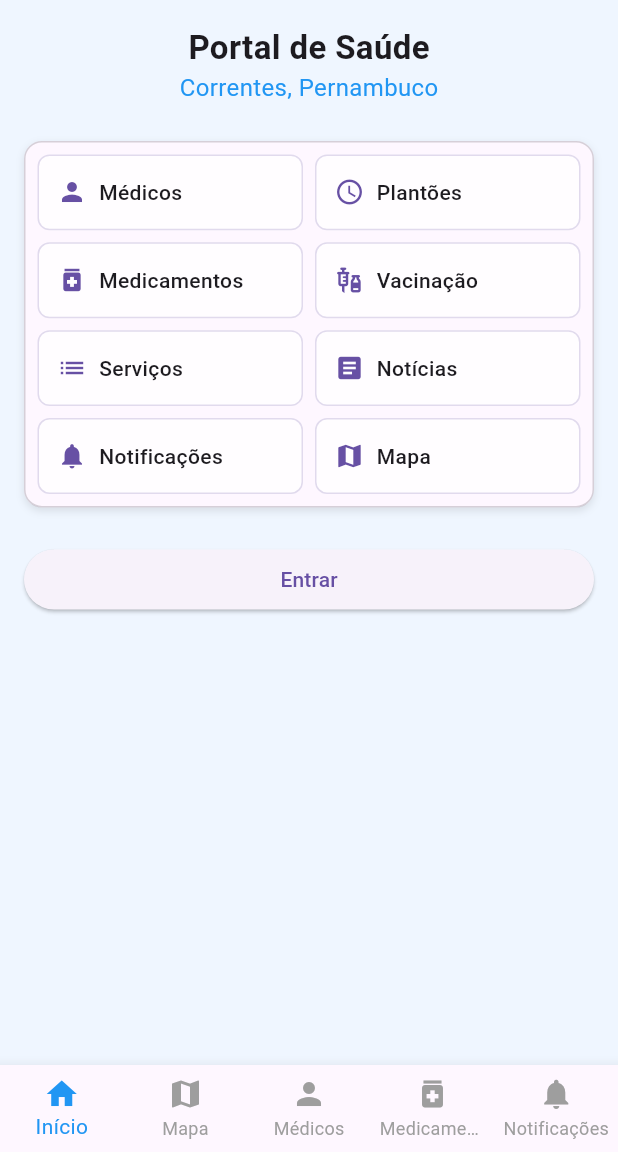
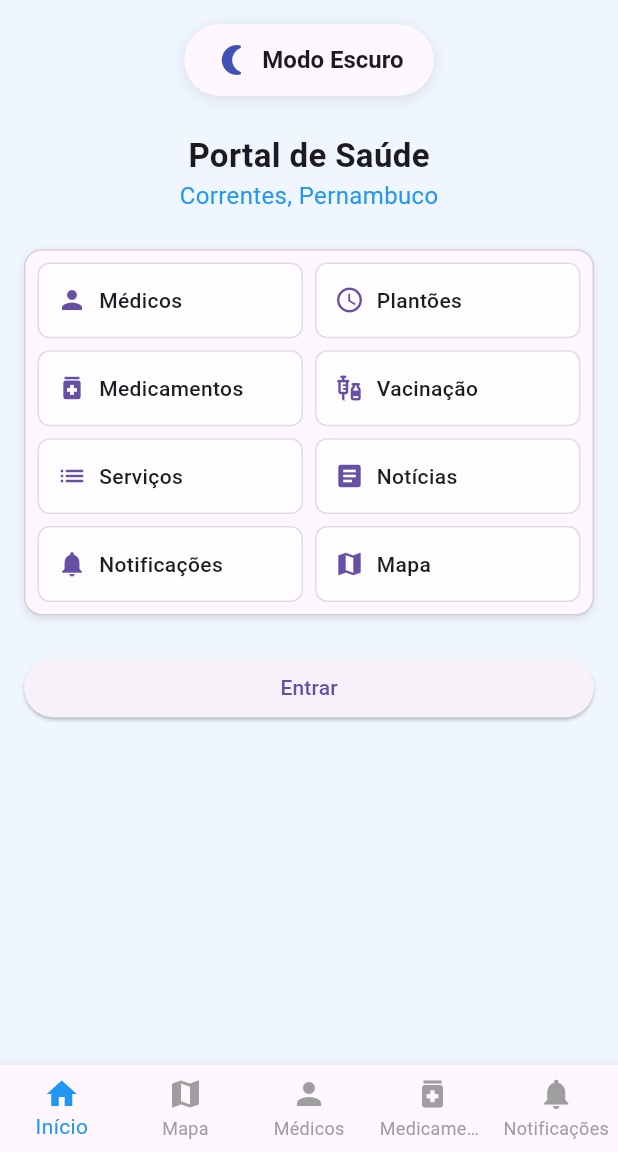
Before and after one commit to ElissonRochaa/MOBILE-25.1-BitHealth, a Flutter app: the HomePage screen opened directly, on a phone screen of 412 x 824 dp, the part 84-1236 px from its top. Run offline on Flutter 3.47's test engine with Material 3 defaults, Android fonts, the light colour scheme and no system bars; our stand-ins replace dio, flutter_map, latlong2, share_plus, shared_preferences; accounts and stored records are empty.

Commit message:
feat: add SimpleThemeToggle for enhanced theme switching with animations

```diff
--- a/lib/view/pages/home_page.dart
+++ b/lib/view/pages/home_page.dart
@@ -1,4 +1,6 @@
+import 'package:bithealth_front_end/provider/theme_provider.dart';
 import 'package:flutter/material.dart';
+import 'package:provider/provider.dart';
 import '../components/action_button_grid.dart';
 import '../components/bottom_nav_bar.dart';
 import '../components/app_bar.dart';
@@ -15,6 +17,79 @@ class HomePage extends StatelessWidget {
         child: Column(
           children: [
             const SizedBox(height: 16),
+
+            Center(
+              child: Consumer<ThemeProvider>(
+                builder: (context, themeProvider, child) {
+                  return Container(
+                    decoration: BoxDecoration(
+                      borderRadius: BorderRadius.circular(25),
+                      color: Theme.of(context).colorScheme.surface,
+                      boxShadow: [
+                        BoxShadow(
+                          color: Colors.black.withOpacity(0.1),
+                          blurRadius: 8,
+                          offset: const Offset(0, 2),
+                        ),
+                      ],
+                    ),
+                    child: InkWell(
+                      borderRadius: BorderRadius.circular(25),
+                      onTap: () {
+                        themeProvider.toggleTheme();
+                      },
+                      child: Padding(
+                        padding: const EdgeInsets.symmetric(
+                          horizontal: 20,
+                          vertical: 12
+                        ),
+                        child: Row(
+                          mainAxisSize: MainAxisSize.min,
+                          children: [
+                            AnimatedSwitcher(
+                              duration: const Duration(milliseconds: 300),
+                              transitionBuilder: (child, animation) {
+                                return ScaleTransition(
+                                  scale: animation,
+                                  child: child,
+                                );
+                              },
+                              child: Icon(
+                                themeProvider.isDarkMode
+                                    ? Icons.wb_sunny
+                                    : Icons.nightlight_round,
+                                key: ValueKey(themeProvider.isDarkMode),
+                                color: themeProvider.isDarkMode
+                                    ? Colors.orange
+                                    : Colors.indigo,
+                                size: 24,
+                              ),
+                            ),
+                            const SizedBox(width: 8),
+                            AnimatedDefaultTextStyle(
+                              duration: const Duration(milliseconds: 300),
+                              style: TextStyle(
+                                fontSize: 16,
+                                fontWeight: FontWeight.w600,
+                                color: Theme.of(context).colorScheme.onSurface,
+                              ),
+                              child: Text(
+                                themeProvider.isDarkMode
+                                    ? 'Modo Claro'
+                                    : 'Modo Escuro',
+                              ),
+                            ),
+                          ],
+                        ),
+                      ),
+                    ),
+                  );
+                },
+              ),
+            ),
+
+            const SizedBox(height: 24),
+
             const Text(
               "Portal de Saúde",
               style: TextStyle(fontSize: 22, fontWeight: FontWeight.bold),
@@ -47,3 +122,52 @@ class HomePage extends StatelessWidget {
     );
   }
 }
+
+class SimpleThemeToggle extends StatelessWidget {
+  const SimpleThemeToggle({super.key});
+
+  @override
+  Widget build(BuildContext context) {
+    return Consumer<ThemeProvider>(
+      builder: (context, themeProvider, child) {
+        return Container(
+          decoration: BoxDecoration(
+            shape: BoxShape.circle,
+            color: Theme.of(context).colorScheme.surface,
+            boxShadow: [
+              BoxShadow(
+                color: Colors.black.withOpacity(0.1),
+                blurRadius: 6,
+                offset: const Offset(0, 2),
+              ),
+            ],
+          ),
+          child: IconButton(
+            onPressed: () {
+              themeProvider.toggleTheme();
+            },
+            icon: AnimatedSwitcher(
+              duration: const Duration(milliseconds: 300),
+              transitionBuilder: (child, animation) {
+                return RotationTransition(
+                  turns: animation,
+                  child: child,
+                );
+              },
+              child: Icon(
+                themeProvider.isDarkMode
+                    ? Icons.wb_sunny
+                    : Icons.nightlight_round,
+                key: ValueKey(themeProvider.isDarkMode),
+                color: themeProvider.isDarkMode
+                    ? Colors.orange
+                    : Colors.indigo,
+                size: 28,
+              ),
+            ),
+          ),
+        );
+      },
+    );
+  }
+}
```
